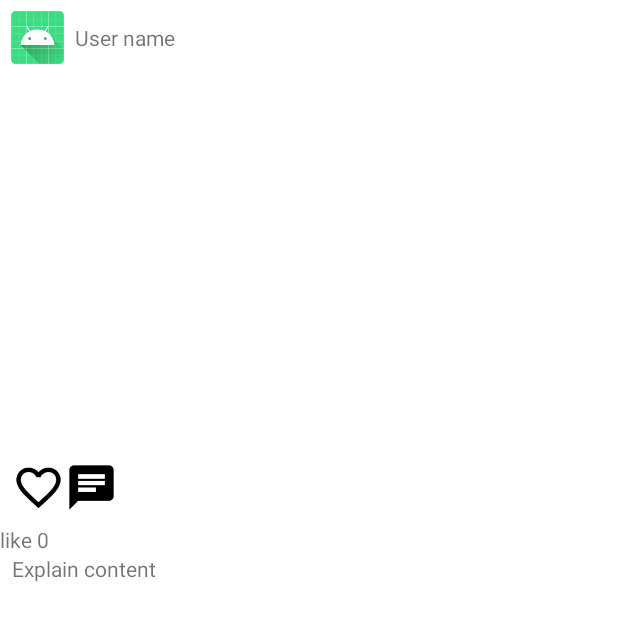
After one commit to Android-SNS/SNS-Project, an Android app: the layout post_detail.xml on its own in the app's theme, with its tools: preview values and no code run, on a phone screen of 412 x 824 dp. The commit adds this screen. Shown: the top 621 px of the screen. Run offline under Robolectric (Android 15) with nearby library versions, the phone set to English and light mode, and no system bars.

Commit message:
home수정 중...
fail....

```diff
--- a/app/src/main/java/com/example/sns_project/MainActivity.kt
+++ b/app/src/main/java/com/example/sns_project/MainActivity.kt
@@ -26,6 +26,8 @@ class MainActivity : AppCompatActivity() {
         ActivityCompat.requestPermissions(this,
             arrayOf(android.Manifest.permission.READ_EXTERNAL_STORAGE), 1)
 
+//        //홈 시작을 디테일프래그먼트로
+//        bnv_main.selectedItemId = R.id.home
         //supportFragmentManager.beginTransaction().add(R.id.fl_con, NaviHomeFragment()).commit()
 
         bnv_main.setOnItemSelectedListener { item ->
@@ -35,7 +37,7 @@ class MainActivity : AppCompatActivity() {
                         //bnv_main.itemIconTintList = ContextCompat.getColorStateList(this, R.color.color_bnv1)
                         //bnv_main.itemTextColor = ContextCompat.getColorStateList(this, R.color.color_bnv1)
 
-                        HomeFragment()
+                        DetailFragment()
                         // Respond to navigation item 1 click
                     }
                     R.id.search -> {
--- /dev/null
+++ b/app/src/main/res/layout/post_detail.xml
@@ -0,0 +1,57 @@
+<?xml version="1.0" encoding="utf-8"?>
+<LinearLayout
+    xmlns:android="http://schemas.android.com/apk/res/android"
+    android:orientation="vertical"
+    android:layout_width="match_parent"
+    android:layout_height="match_parent">
+    <LinearLayout
+        android:gravity="center_vertical"
+        android:layout_width="match_parent"
+        android:layout_height="50dp">
+        <ImageView
+            android:id="@+id/profile_image"
+            android:src="@mipmap/ic_launcher"
+            android:layout_margin="7.5dp"
+            android:layout_width="35dp"
+            android:layout_height="35dp"/>
+        <TextView
+            android:text="User name"
+            android:id="@+id/profile_username"
+            android:layout_width="wrap_content"
+            android:layout_height="wrap_content"/>
+    </LinearLayout>
+    <ImageView
+        android:id="@+id/imageview_content"
+        android:scaleType="fitXY"
+        android:layout_width="match_parent"
+        android:layout_height="250dp"/>
+    <LinearLayout
+        android:layout_marginLeft="8dp"
+        android:gravity="center_vertical"
+        android:layout_width="match_parent"
+        android:layout_height="50dp">
+        <ImageView
+            android:id="@+id/detailviewitem_favorite_imageview"
+            android:src="@drawable/ic_favorite_border"
+            android:layout_width="35dp"
+            android:layout_height="35dp"/>
+        <ImageView
+            android:id="@+id/detailviewitem_comment_imageview"
+            android:src="@drawable/ic_chat_black"
+            android:layout_width="35dp"
+            android:layout_height="35dp"/>
+    </LinearLayout>
+    <TextView
+        android:id="@+id/detailviewitem_favoritecounter_textview"
+        android:text="like 0"
+        android:layout_width="wrap_content"
+        android:layout_height="wrap_content"/>
+    <TextView
+        android:layout_marginLeft="8dp"
+        android:layout_marginRight="8dp"
+        android:id="@+id/description_textview"
+        android:text="Explain content"
+        android:layout_width="wrap_content"
+        android:layout_height="wrap_content"/>
+
+</LinearLayout>
--- a/app/src/main/res/values/strings.xml
+++ b/app/src/main/res/values/strings.xml
@@ -14,7 +14,7 @@
     <string name="follower">Follower</string>
     <string name="follow">Follow</string>
     <string name="count_0">0</string>
-<!-- TODO: Remove or change this placeholder text -->
+    <!-- TODO: Remove or change this placeholder text -->
     <string name="hello_blank_fragment">Hello blank fragment</string>
 
 
--- a/build.gradle
+++ b/build.gradle
@@ -13,7 +13,7 @@ buildscript {
 plugins {
     id 'com.android.application' version '7.2.1' apply false
     id 'com.android.library' version '7.2.1' apply false
-    id 'org.jetbrains.kotlin.android' version '1.6.10' apply false
+    id 'org.jetbrains.kotlin.android' version '1.7.10' apply false
 }
 
 task clean(type: Delete) {
```
Also changed, not shown: app/src/main/java/com/example/sns_project/DetailFragment.kt (added, +190 -0 lines), app/src/main/java/com/example/sns_project/DetailPostActivity.kt (+11 -5 lines), app/src/main/java/com/example/sns_project/FollowDTO.kt (added, +9 -0 lines), app/src/main/java/com/example/sns_project/ProfileFragment.kt (+28 -0 lines), app/src/main/res/layout/fragment_detail.xml (added, +16 -0 lines).
